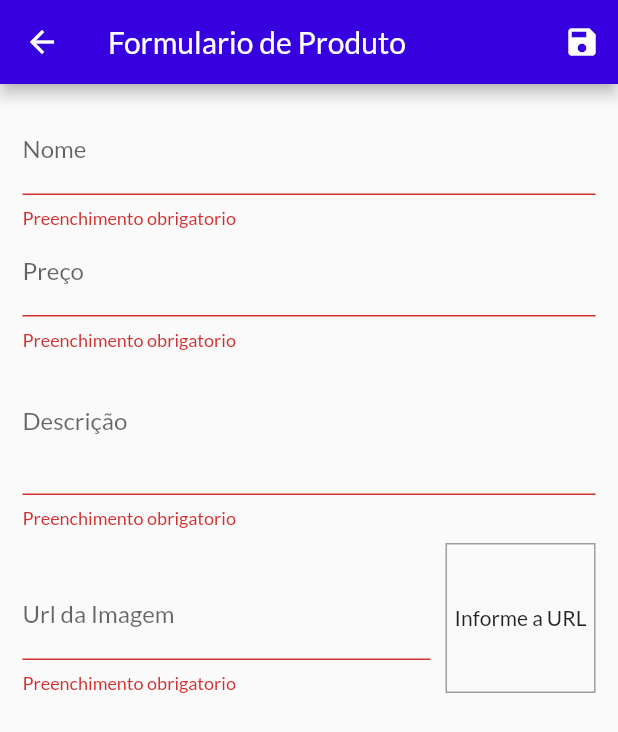
After one commit to AntonioMellies/app_shop, a Flutter app: the ProductFormPage screen opened by its route, after a tap on the "save" icon, on a phone screen of 412 x 824 dp. The commit adds this screen. Shown: the top 732 px of the screen. Run offline on Flutter 3.47's test engine with Material 2 defaults, Android fonts, the phone set to English and light mode, and no system bars; network calls fail.

Commit message:
Form and validators

```diff
--- a/lib/components/product_grid.dart
+++ b/lib/components/product_grid.dart
@@ -1,6 +1,6 @@
 import 'package:flutter/material.dart';
 import 'package:provider/provider.dart';
-import 'package:shop/components/product_item.dart';
+import 'package:shop/components/product_grid_item.dart';
 import 'package:shop/models/product.dart';
 import 'package:shop/providers/product_provider.dart';
 
@@ -25,7 +25,7 @@ class ProductGrid extends StatelessWidget {
         crossAxisSpacing: 10,
         mainAxisSpacing: 10,
       ),
-      itemBuilder: (ctx, i) => ProductItem(product: loadedProducts[i]),
+      itemBuilder: (ctx, i) => ProductGridItem(product: loadedProducts[i]),
     );
   }
 }
--- a/lib/main.dart
+++ b/lib/main.dart
@@ -3,6 +3,8 @@ import 'package:provider/provider.dart';
 import 'package:shop/pages/cart_page.dart';
 import 'package:shop/pages/orders_page.dart';
 import 'package:shop/pages/product_detail_page.dart';
+import 'package:shop/pages/product_form_page.dart';
+import 'package:shop/pages/products_manager_page.dart';
 import 'package:shop/pages/products_overview_page.dart';
 import 'package:shop/providers/cart_provider.dart';
 import 'package:shop/providers/order_provider.dart';
@@ -44,6 +46,8 @@ class MyApp extends StatelessWidget {
         routes: {
           AppRoutes.HOME: (ctx) => ProductsOverviewPage(),
           AppRoutes.PRODUCT_DATAIL: (ctx) => ProductDetailPage(),
+          AppRoutes.PRODUCT_FORM: (ctx) => ProductFormPage(),
+          AppRoutes.PRODUCTS_MANAGER: (ctx) => ProductsManagerPage(),
           AppRoutes.CART: (ctx) => CartPage(),
           AppRoutes.ORDERS: (ctx) => OrdersPage(),
         },
--- /dev/null
+++ b/lib/pages/product_form_page.dart
@@ -0,0 +1,160 @@
+import 'dart:math';
+
+import 'package:flutter/material.dart';
+import 'package:shop/models/product.dart';
+import 'package:shop/validators/general/validator_extension.dart';
+import 'package:shop/validators/general/validator_url.dart';
+import 'package:shop/validators/number/validator_number_min_limit.dart';
+import 'package:shop/validators/text/validator_text_min_limit.dart';
+import 'package:shop/validators/validator_builder.dart';
+import 'package:shop/validators/general/validator_required.dart';
+
+class ProductFormPage extends StatefulWidget {
+  const ProductFormPage({Key? key}) : super(key: key);
+
+  @override
+  _ProductFormPageState createState() => _ProductFormPageState();
+}
+
+class _ProductFormPageState extends State<ProductFormPage> {
+  final _priceFocus = FocusNode();
+  final _descriptionFocus = FocusNode();
+  final _imageUrlFocus = FocusNode();
+
+  final _imageUrlController = TextEditingController();
+
+  final _formKey = GlobalKey<FormState>();
+  final _formData = Map<String, Object>();
+
+  @override
+  void initState() {
+    super.initState();
+    _imageUrlFocus.addListener(updateImage);
+  }
+
+  @override
+  void dispose() {
+    super.dispose();
+    _priceFocus.dispose();
+    _descriptionFocus.dispose();
+    _imageUrlFocus.removeListener(updateImage);
+    _imageUrlFocus.dispose();
+  }
+
+  void updateImage() {
+    setState(() {});
+  }
+
+  void submitForm() {
+    final isValid = _formKey.currentState?.validate() ?? false;
+
+    if (!isValid) {
+      return;
+    }
+
+    _formKey.currentState?.save();
+    final newProduct = Product(
+      id: Random().nextDouble().toString(),
+      name: _formData['name'] as String,
+      description: _formData['name'] as String,
+      price: _formData['name'] as double,
+      imageUrl: _formData['name'] as String,
+    );
+  }
+
+  @override
+  Widget build(BuildContext context) {
+    return Scaffold(
+      appBar: AppBar(
+        title: const Text('Formulario de Produto'),
+        actions: [
+          IconButton(
+            icon: Icon(Icons.save),
+            onPressed: () => submitForm(),
+          )
+        ],
+      ),
+      body: Padding(
+        padding: const EdgeInsets.all(15),
+        child: Form(
+          key: _formKey,
+          child: ListView(
+            children: [
+              TextFormField(
+                decoration: const InputDecoration(labelText: 'Nome'),
+                textInputAction: TextInputAction.next,
+                onFieldSubmitted: (value) {
+                  FocusScope.of(context).requestFocus(_priceFocus);
+                },
+                onSaved: (name) => _formData['name'] = name ?? '',
+                validator: (value) => ValidatorBuilder(value).addValidators([ValidatorRequired(), ValidatorTextMinLimit(3)]).valid(),
+              ),
+              TextFormField(
+                decoration: const InputDecoration(labelText: 'Preço'),
+                textInputAction: TextInputAction.next,
+                focusNode: _priceFocus,
+                onFieldSubmitted: (value) {
+                  FocusScope.of(context).requestFocus(_descriptionFocus);
+                },
+                keyboardType: const TextInputType.numberWithOptions(decimal: true),
+                onSaved: (price) => _formData['price'] = double.parse(price ?? '0'),
+                validator: (value) => ValidatorBuilder(value).addValidators([ValidatorRequired(), ValidatorNumberMinLimit(0.01)]).valid(),
+              ),
+              TextFormField(
+                decoration: const InputDecoration(labelText: 'Descrição'),
+                textInputAction: TextInputAction.next,
+                focusNode: _descriptionFocus,
+                keyboardType: TextInputType.multiline,
+                maxLines: 3,
+                onSaved: (description) => _formData['description'] = description ?? '',
+                validator: (value) => ValidatorBuilder(value).addValidators([ValidatorRequired(), ValidatorTextMinLimit(8)]).valid(),
+              ),
+              Row(
+                crossAxisAlignment: CrossAxisAlignment.end,
+                children: [
+                  Expanded(
+                    child: TextFormField(
+                      decoration: const InputDecoration(labelText: 'Url da Imagem'),
+                      keyboardType: TextInputType.url,
+                      textInputAction: TextInputAction.done,
+                      focusNode: _imageUrlFocus,
+                      controller: _imageUrlController,
+                      onFieldSubmitted: (value) => submitForm(),
+                      onSaved: (imageUrl) => _formData['imageUrl'] = imageUrl ?? '',
+                      validator: (value) => ValidatorBuilder(value).addValidators([
+                        ValidatorRequired(),
+                        ValidatorUrl(),
+                        ValidatorExtension(extensions: ['png', 'jpg', 'jpeg']),
+                      ]).valid(),
+                    ),
+                  ),
+                  Container(
+                    height: 100,
+                    width: 100,
+                    margin: const EdgeInsets.only(
+                      top: 10,
+                      left: 10,
+                    ),
+                    decoration: BoxDecoration(
+                      border: Border.all(
+                        color: Colors.grey,
+                        width: 1,
+                      ),
+                    ),
+                    alignment: Alignment.center,
+                    child: _imageUrlController.text.isEmpty
+                        ? const Text('Informe a URL')
+                        : FittedBox(
+                            child: Image.network(_imageUrlController.text),
+                            fit: BoxFit.cover,
+                          ),
+                  )
+                ],
+              ),
+            ],
+          ),
+        ),
+      ),
+    );
+  }
+}
--- a/lib/providers/product_provider.dart
+++ b/lib/providers/product_provider.dart
@@ -18,4 +18,8 @@ class ProductProvider with ChangeNotifier {
     _items.firstWhere((element) => element.id == product.id).toggleFavorite();
     notifyListeners();
   }
+
+   int get itemsCount {
+    return _items.length;
+  }
 }
--- a/lib/utils/app_routes.dart
+++ b/lib/utils/app_routes.dart
@@ -1,6 +1,8 @@
 class AppRoutes {
   static const HOME = '/';
   static const PRODUCT_DATAIL = '/product-detail';
+  static const PRODUCT_FORM = '/product-form';
+  static const PRODUCTS_MANAGER = '/products-manager';
   static const ORDERS = '/orders';
   static const CART = '/cart';
 }
--- /dev/null
+++ b/lib/validators/general/validator_extension.dart
@@ -0,0 +1,13 @@
+import 'package:shop/validators/validator.dart';
+
+class ValidatorExtension implements Validator {
+  final List<String> extensions;
+
+  ValidatorExtension({required this.extensions});
+
+  @override
+  String? valid(String value) {
+    bool notEndsWith = extensions.firstWhere((element) => value.toLowerCase().endsWith(element), orElse: () => '').isEmpty;
+    return notEndsWith ? 'Formato invalido' : null;
+  }
+}
--- /dev/null
+++ b/lib/validators/general/validator_required.dart
@@ -0,0 +1,10 @@
+import 'package:shop/validators/validator.dart';
+
+class ValidatorRequired implements Validator {
+  ValidatorRequired();
+
+  @override
+  String? valid(String value) {
+    return value.trim().isEmpty ? 'Preenchimento obrigatorio' : null;
+  }
+}
--- /dev/null
+++ b/lib/validators/general/validator_url.dart
@@ -0,0 +1,11 @@
+import 'package:shop/validators/validator.dart';
+
+class ValidatorUrl implements Validator {
+  ValidatorUrl();
+
+  @override
+  String? valid(String value) {
+    bool isValidUrl = Uri.tryParse(value)?.hasAbsolutePath ?? false;
+    return !isValidUrl ? 'Url invalida' : null;
+  }
+}
--- /dev/null
+++ b/lib/validators/number/validator_number_min_limit.dart
@@ -0,0 +1,14 @@
+import 'package:shop/validators/validator.dart';
+
+class ValidatorNumberMinLimit implements Validator {
+  final double _minLimit;
+
+  ValidatorNumberMinLimit(this._minLimit);
+
+  @override
+  String? valid(String value) {
+    double _value = double.tryParse(value) ?? (_minLimit -1);
+
+    return _value < _minLimit ? 'Valor minimo é ${_minLimit}' : null;
+  }
+}
--- /dev/null
+++ b/lib/validators/text/validator_text_min_limit.dart
@@ -0,0 +1,12 @@
+import 'package:shop/validators/validator.dart';
+
+class ValidatorTextMinLimit implements Validator {
+  final int _minLimit;
+
+  ValidatorTextMinLimit(this._minLimit);
+
+  @override
+  String? valid(String value) {
+    return value.trim().length < _minLimit ? 'Tamanho minimo é ${_minLimit} caracteres' : null;
+  }
+}
--- /dev/null
+++ b/lib/validators/validator.dart
@@ -0,0 +1,5 @@
+class Validator {
+  String? valid(String value) {
+    return null;
+  }
+}
--- /dev/null
+++ b/lib/validators/validator_builder.dart
@@ -0,0 +1,22 @@
+import 'package:shop/validators/validator.dart';
+
+class ValidatorBuilder {
+  final List<Validator> _validators = [];
+  final String? _value;
+
+  ValidatorBuilder(this._value);
+
+  ValidatorBuilder addValidators(List<Validator> validators) {
+    _validators.addAll(validators);
+    return this;
+  }
+
+  ValidatorBuilder addValidator(Validator validator) {
+    _validators.add(validator);
+    return this;
+  }
+
+  String? valid() {
+    return _validators.map((e) => e.valid(_value ?? '')).firstWhere((x) => x != null, orElse: () => null);
+  }
+}
```
Also changed, not shown: lib/components/app_drawer.dart (+9 -0 lines), lib/components/cart_item_widget.dart (+23 -0 lines), lib/components/product_grid_item.dart (renamed from lib/components/product_item.dart, +17 -4 lines), lib/components/product_manager_item.dart (added, +37 -0 lines), lib/pages/products_manager_page.dart (added, +42 -0 lines), lib/providers/cart_provider.dart (+21 -0 lines), lib/validators/text/validator_text_max_limit.dart (added, +12 -0 lines).
